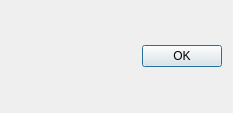
qcad/qcad, file scripts/Draw/DrawBasedOnRectangleDialog.ui: the form before one commit.
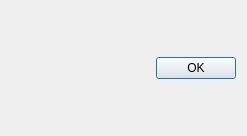
The form after the commit.

Commit message: drawing based on rectangle with dialog: save state of dialog

Diff of the .ui file:
```diff
--- a/scripts/Draw/DrawBasedOnRectangleDialog.ui
+++ b/scripts/Draw/DrawBasedOnRectangleDialog.ui
@@ -9,8 +9,8 @@
    <rect>
     <x>0</x>
     <y>0</y>
-    <width>233</width>
-    <height>113</height>
+    <width>247</width>
+    <height>136</height>
    </rect>
   </property>
   <property name="windowTitle">
```
Left out of the diff: 3 changed lines with no effect on the pictures. The commit also changes 6 other files.
